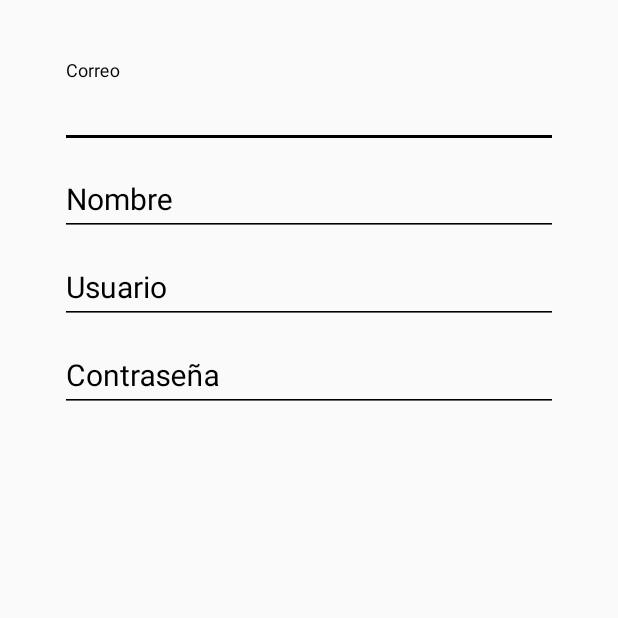
After one commit to 12430373/PROYECTO, an Android app: the CreateAccountActivity screen opened directly, with no data from a screen before it, on a phone screen of 412 x 824 dp, the top half of it. The commit adds this screen. Run offline under Robolectric (Android 15) with nearby library versions, the phone set to English and light mode, and no system bars.

Commit message:
Activity Crear Cuenta

```diff
--- a/app/src/main/AndroidManifest.xml
+++ b/app/src/main/AndroidManifest.xml
@@ -9,6 +9,7 @@
         android:roundIcon="@mipmap/ic_launcher_round"
         android:supportsRtl="true"
         android:theme="@style/AppTheme">
+        <activity android:name=".CreateAccountActivity"></activity>
         <activity android:name=".LoginActivity">
             <intent-filter>
                 <action android:name="android.intent.action.MAIN" />
--- /dev/null
+++ b/app/src/main/java/com/sanchez/infogram/CreateAccountActivity.java
@@ -0,0 +1,14 @@
+package com.sanchez.infogram;
+
+import androidx.appcompat.app.AppCompatActivity;
+
+import android.os.Bundle;
+
+public class CreateAccountActivity extends AppCompatActivity {
+
+    @Override
+    protected void onCreate(Bundle savedInstanceState) {
+        super.onCreate(savedInstanceState);
+        setContentView(R.layout.activity_create_account);
+    }
+}
--- /dev/null
+++ b/app/src/main/res/layout/activity_create_account.xml
@@ -0,0 +1,69 @@
+<?xml version="1.0" encoding="utf-8"?>
+<androidx.constraintlayout.widget.ConstraintLayout xmlns:android="http://schemas.android.com/apk/res/android"
+    xmlns:app="http://schemas.android.com/apk/res-auto"
+    xmlns:tools="http://schemas.android.com/tools"
+    android:layout_width="match_parent"
+    android:layout_height="match_parent"
+    tools:context=".CreateAccountActivity">
+    <ScrollView
+        android:layout_width="match_parent"
+        android:layout_height="match_parent"
+        android:fillViewport="true">
+        <LinearLayout
+            android:layout_width="match_parent"
+            android:layout_height="match_parent"
+            android:padding="@dimen/padding_create_account"
+            android:orientation="vertical">
+            <com.google.android.material.textfield.TextInputLayout
+                android:layout_width="match_parent"
+                android:layout_height="wrap_content"
+                android:theme="@style/EditTextblack">
+                <com.google.android.material.textfield.TextInputEditText
+                    android:layout_width="match_parent"
+                    android:layout_height="wrap_content"
+                    android:inputType="textEmailAddress"
+                    android:hint="@string/Correo">
+                </com.google.android.material.textfield.TextInputEditText>
+            </com.google.android.material.textfield.TextInputLayout>
+
+            <com.google.android.material.textfield.TextInputLayout
+                android:layout_width="match_parent"
+                android:layout_height="wrap_content"
+                android:theme="@style/EditTextblack">
+                <com.google.android.material.textfield.TextInputEditText
+                    android:layout_width="match_parent"
+                    android:layout_height="wrap_content"
+                    android:inputType="text"
+                    android:hint="@string/Nombre">
+                </com.google.android.material.textfield.TextInputEditText>
+            </com.google.android.material.textfield.TextInputLayout>
+
+            <com.google.android.material.textfield.TextInputLayout
+                android:layout_width="match_parent"
+                android:layout_height="wrap_content"
+                android:theme="@style/EditTextblack">
+                <com.google.android.material.textfield.TextInputEditText
+                    android:layout_width="match_parent"
+                    android:layout_height="wrap_content"
+                    android:inputType="text"
+                    android:hint="@string/Usuario">
+                </com.google.android.material.textfield.TextInputEditText>
+            </com.google.android.material.textfield.TextInputLayout>
+
+            <com.google.android.material.textfield.TextInputLayout
+                android:layout_width="match_parent"
+                android:layout_height="wrap_content"
+                android:theme="@style/EditTextblack">
+                <com.google.android.material.textfield.TextInputEditText
+                    android:layout_width="match_parent"
+                    android:layout_height="wrap_content"
+                    android:inputType="textPassword"
+                    android:hint="@string/Contraseña">
+                </com.google.android.material.textfield.TextInputEditText>
+            </com.google.android.material.textfield.TextInputLayout>
+
+
+        </LinearLayout>
+    </ScrollView>
+
+</androidx.constraintlayout.widget.ConstraintLayout>
--- a/app/src/main/res/values/colors.xml
+++ b/app/src/main/res/values/colors.xml
@@ -4,11 +4,8 @@
     <color name="colorPrimaryDark">#ffebee</color>
     <color name="colorAccent">#FF4081</color>
 
-    <color name="editText_textColorHint">#FFFFFF</color>
-    <color name="editText_textColorPrimary">#FFFFFF</color>
-    <color name="editText_colorControlNormal">#FFFFFF</color>
-    <color name="editText_colorControlActivated">#FFFFFF</color>
-    <color name="button_textColor">#FFFFFF</color>
+    <color name="editText_white">#FFFFFF</color>
+    <color name="editText_black">#000000</color>
 
     <color name="textView_textColor">#FFFFFF</color>
 </resources>
--- a/app/src/main/res/values/dimens.xml
+++ b/app/src/main/res/values/dimens.xml
@@ -6,4 +6,5 @@
     <dimen name="login_marginTop">20dp</dimen>
     <dimen name="imageView_layoutHeigth">150dp</dimen>
     <dimen name="textView_textSize">18sp</dimen>
+    <dimen name="padding_create_account">40dp</dimen>
 </resources>
--- a/app/src/main/res/values/strings.xml
+++ b/app/src/main/res/values/strings.xml
@@ -5,4 +5,9 @@
     <string name="button_text">LOGIN</string>
     <string name="no_tienes_cuenta">" ¿no_tienes_cuenta? "</string>
     <string name="crea_una_aqui">crea una aqui</string>
+    <string name="correo">correo</string>
+    <string name="Nombre">Nombre</string>
+    <string name="Correo">Correo</string>
+    <string name="Usuario">Usuario</string>
+    <string name="Contraseña">Contraseña</string>
 </resources>
--- a/app/src/main/res/values/styles.xml
+++ b/app/src/main/res/values/styles.xml
@@ -9,16 +9,24 @@
 
     <style name="EditTextWhite" parent="Theme.AppCompat.Light">
         <item name="android:textSize">@dimen/ediText_textSize</item>
-        <item name="android:textColorHint">@color/editText_textColorHint</item>
+        <item name="android:textColorHint">@color/editText_white</item>
         <item name="android:textColorPrimary">@color/colorPrimary</item>
-        <item name="colorControlNormal">@color/editText_colorControlNormal</item>
-        <item name="colorControlActivated">@color/editText_colorControlActivated</item>
+        <item name="colorControlNormal">@color/editText_white</item>
+        <item name="colorControlActivated">@color/editText_white</item>
+    </style>
+
+    <style name="EditTextblack" parent="Theme.AppCompat.Light">
+        <item name="android:textSize">@dimen/ediText_textSize</item>
+        <item name="android:textColorHint">@color/editText_black</item>
+        <item name="android:textColorPrimary">@color/colorPrimary</item>
+        <item name="colorControlNormal">@color/editText_black</item>
+        <item name="colorControlActivated">@color/editText_black</item>
     </style>
 
     <style name="RaiseButtonDark" parent="Theme.AppCompat.Light">
         <item name="colorButtonNormal">@color/colorPrimaryDark</item>
         <item name="colorControlHighlight">@color/colorPrimary</item>
-        <item name="android:textColor">@color/button_textColor</item>
+        <item name="android:textColor">@color/editText_white</item>
     </style>
 
 </resources>
```
Also changed, not shown: 1 other file.
